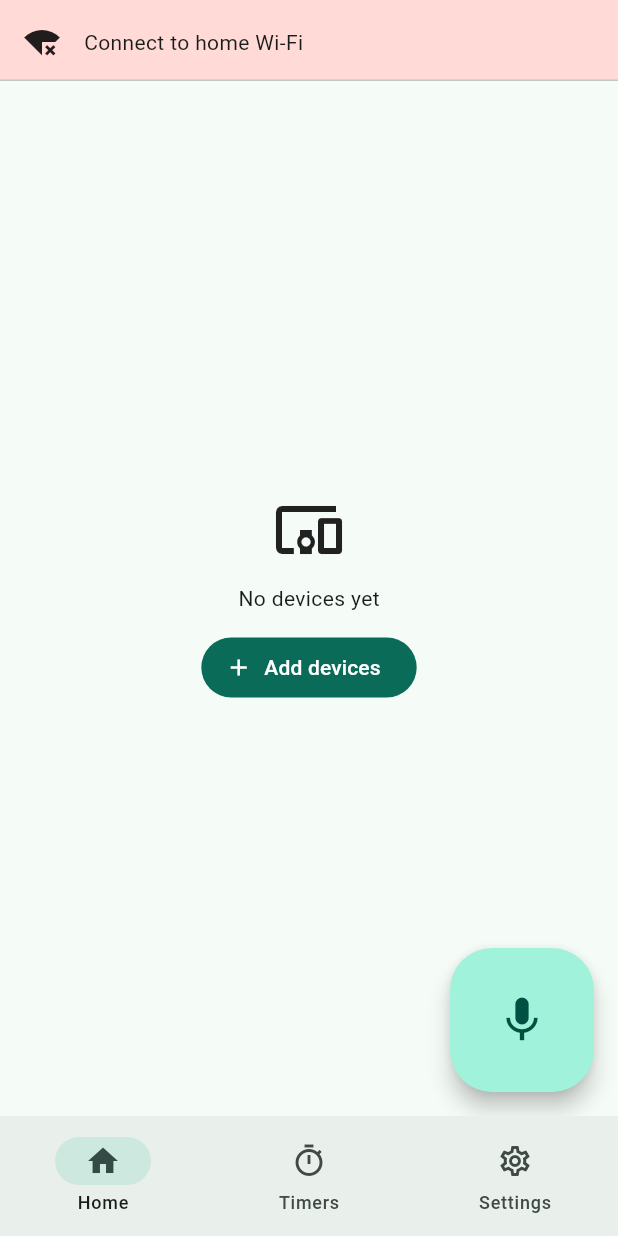
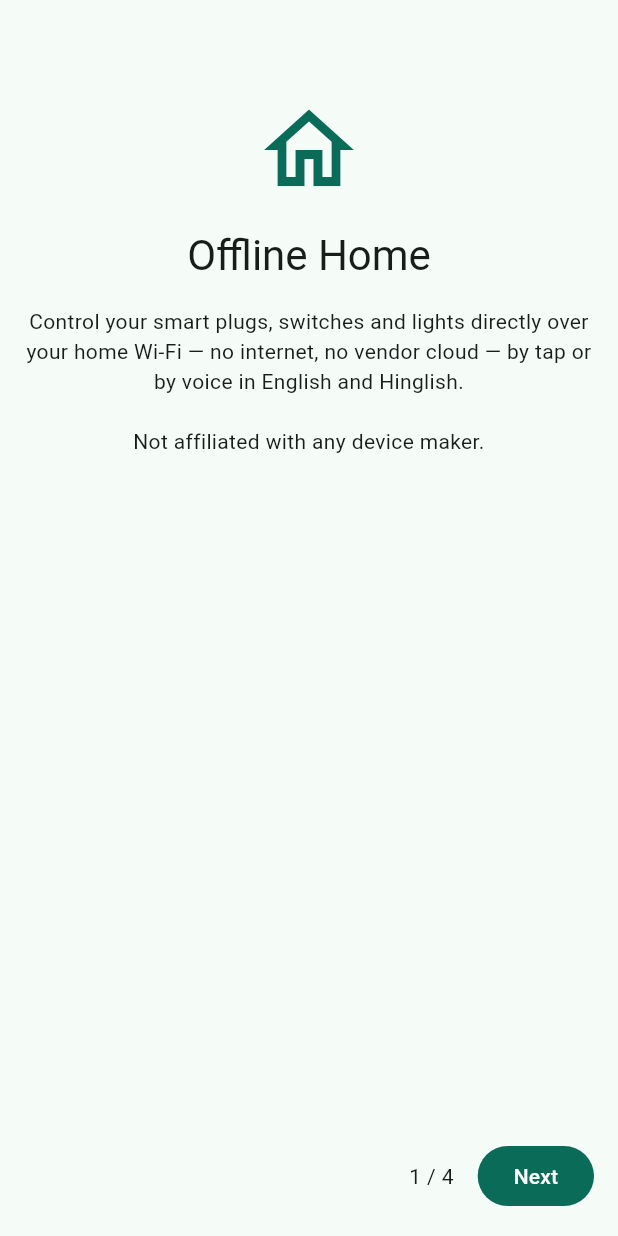
Before and after one commit to Harshdeep4295/home_directory, a Flutter app: the screen it shows after launch, on a phone screen of 412 x 824 dp. Run offline on Flutter 3.47's test engine with Material 3 defaults, Android fonts, the phone set to English and light mode, and no system bars; our stand-ins replace drift, file_picker, flutter_local_notifications, flutter_riverpod, flutter_secure_storage, flutter_tts and 4 more; missing offline and left inert: bonsoir, pointycastle; accounts and stored records are empty; generated files the repository leaves out were written again.

Commit message:
T5.8: Permissions + first-run
Co-Authored-By: Claude Opus 5.5 <noreply@anthropic.com>
Claude-Session: https://claude.ai/code/session_015GsQzmDUs5SBJwVv9MnAzC

```diff
--- a/app/lib/ui/app.dart
+++ b/app/lib/ui/app.dart
@@ -5,6 +5,7 @@ import 'package:flutter/material.dart';
 import 'package:flutter_riverpod/flutter_riverpod.dart';
 
 import 'providers.dart';
+import 'screens/first_run.dart';
 import 'screens/shell.dart';
 import 'theme.dart';
 
@@ -61,7 +62,11 @@ class _OfflineHomeAppState extends ConsumerState<OfflineHomeApp> {
       title: 'Offline Home',
       theme: AppTheme.light(),
       darkTheme: AppTheme.dark(),
-      home: const Shell(),
+      home: switch (ref.watch(onboardedProvider)) {
+        AsyncData(value: true) => const Shell(),
+        AsyncData() => const FirstRunFlow(),
+        _ => const Scaffold(body: Center(child: CircularProgressIndicator())),
+      },
     );
   }
 }
--- /dev/null
+++ b/app/lib/ui/screens/first_run.dart
@@ -0,0 +1,230 @@
+import 'dart:async';
+import 'dart:io';
+
+import 'package:flutter/material.dart';
+import 'package:flutter_riverpod/flutter_riverpod.dart';
+
+import '../../app/services.dart';
+import '../../onboarding/permissions.dart';
+import '../../voice/stt_service.dart';
+import '../providers.dart';
+import 'add_devices_screen.dart';
+
+final permissionsProvider = Provider<PermissionsService>((ref) {
+  final s = ref.watch(servicesProvider);
+  return PlatformPermissions(
+    s.platform,
+    s.stt,
+    s.phoneAlarms ?? NoopPhoneAlarms(),
+  );
+});
+
+final onboardedProvider = FutureProvider<bool>(
+  (ref) => ref.watch(servicesProvider).appSettings.onboarded(),
+);
+
+/// First run (T5.8, PSEUDOCODE §0.1): welcome → permissions → offline speech model →
+/// add devices.
+class FirstRunFlow extends ConsumerStatefulWidget {
+  const FirstRunFlow({super.key, this.isIOS});
+  final bool? isIOS;
+
+  @override
+  ConsumerState<FirstRunFlow> createState() => _FirstRunFlowState();
+}
+
+class _FirstRunFlowState extends ConsumerState<FirstRunFlow> {
+  int _step = 0;
+  final Map<PermissionKind, PermissionStatus> _status = {};
+  SttCapabilities? _caps;
+
+  bool get _ios => widget.isIOS ?? Platform.isIOS;
+
+  static const _labels = {
+    PermissionKind.localNetwork: (
+      'Local network',
+      'To find and control devices on your Wi-Fi',
+    ),
+    PermissionKind.microphone: (
+      'Microphone & speech',
+      'Only while you hold the mic; audio stays on the phone',
+    ),
+    PermissionKind.notifications: (
+      'Notifications',
+      'For timers that run on the phone',
+    ),
+    PermissionKind.exactAlarms: (
+      'Alarms & reminders',
+      'So phone timers fire on time',
+    ),
+  };
+
+  Future<void> _finish() async {
+    await ref.read(servicesProvider).appSettings.setOnboarded(true);
+    ref.invalidate(onboardedProvider);
+  }
+
+  Future<void> _request(PermissionKind k) async {
+    final s = await ref.read(permissionsProvider).request(k);
+    if (mounted) setState(() => _status[k] = s);
+  }
+
+  Future<void> _checkSpeech() async {
+    final c = await ref.read(servicesProvider).stt?.capabilities();
+    if (mounted) setState(() => _caps = c);
+  }
+
+  @override
+  Widget build(BuildContext context) {
+    final theme = Theme.of(context);
+    final pages = <Widget>[
+      _Page(
+        icon: Icons.home_outlined,
+        title: 'Offline Home',
+        body:
+            'Control your smart plugs, switches and lights directly over your home Wi-Fi — '
+            'no internet, no vendor cloud — by tap or by voice in English and Hinglish.\n\n'
+            'Not affiliated with any device maker.',
+      ),
+      Column(
+        children: [
+          const _Header(
+            'Permissions',
+            'Allow what you need. You can change these later in the phone settings.',
+          ),
+          for (final k in ref.watch(permissionsProvider).needed)
+            ListTile(
+              title: Text(_labels[k]!.$1),
+              subtitle: Text(_labels[k]!.$2),
+              trailing: switch (_status[k]) {
+                PermissionStatus.granted || PermissionStatus.notNeeded =>
+                  const Icon(Icons.check_circle, color: Colors.green),
+                PermissionStatus.denied => TextButton(
+                  onPressed: () => _request(k),
+                  child: const Text('Try again'),
+                ),
+                _ => FilledButton.tonal(
+                  onPressed: () => _request(k),
+                  child: const Text('Allow'),
+                ),
+              },
+            ),
+        ],
+      ),
+      Column(
+        crossAxisAlignment: CrossAxisAlignment.start,
+        children: [
+          const _Header(
+            'Offline speech',
+            'Voice commands are recognised on the phone. It needs the offline language model once.',
+          ),
+          ListTile(
+            title: Text(
+              _caps == null
+                  ? 'Not checked yet'
+                  : _caps!.available
+                  ? 'Languages on this phone: ${_caps!.locales.where((l) => l.startsWith('en') || l.startsWith('hi')).join(', ')}'
+                  : 'Speech recognition is not available',
+            ),
+            trailing: TextButton(
+              onPressed: _checkSpeech,
+              child: const Text('Check'),
+            ),
+          ),
+          Padding(
+            padding: const EdgeInsets.all(16),
+            child: Text(
+              _ios
+                  ? 'iPhone: Settings → General → Keyboard → turn on Dictation, and add English (India) '
+                        'and Hindi under Dictation Languages while online. On-device recognition then works offline.'
+                  : 'Android: Settings → Google → Speech (or "Offline speech recognition") → download '
+                        'English (India) and Hindi while online.',
+              style: theme.textTheme.bodyMedium,
+            ),
+          ),
+        ],
+      ),
+      Column(
+        children: [
+          const _Header(
+            'Add your devices',
+            'Scan the Wi-Fi now, or later from Settings.',
+          ),
+          FilledButton.icon(
+            onPressed: () => Navigator.of(context).push(
+              MaterialPageRoute<void>(builder: (_) => const AddDevicesScreen()),
+            ),
+            icon: const Icon(Icons.radar),
+            label: const Text('Scan for devices'),
+          ),
+        ],
+      ),
+    ];
+    final last = _step == pages.length - 1;
+    return Scaffold(
+      body: SafeArea(
+        child: SingleChildScrollView(
+          padding: const EdgeInsets.all(16),
+          child: pages[_step],
+        ),
+      ),
+      bottomNavigationBar: SafeArea(
+        child: Padding(
+          padding: const EdgeInsets.all(16),
+          child: Row(
+            children: [
+              if (_step > 0)
+                TextButton(
+                  onPressed: () => setState(() => _step--),
+                  child: const Text('Back'),
+                ),
+              const Spacer(),
+              Text('${_step + 1} / ${pages.length}'),
+              const SizedBox(width: 16),
+              FilledButton(
+                onPressed: last ? _finish : () => setState(() => _step++),
+                child: Text(last ? 'Done' : 'Next'),
+              ),
+            ],
+          ),
+        ),
+      ),
+    );
+  }
+}
+
+class _Header extends StatelessWidget {
+  const _Header(this.title, this.body);
+  final String title;
+  final String body;
+  @override
+  Widget build(BuildContext context) => Padding(
+    padding: const EdgeInsets.only(bottom: 12),
+    child: Column(
+      crossAxisAlignment: CrossAxisAlignment.start,
+      children: [
+        Text(title, style: Theme.of(context).textTheme.headlineSmall),
+        const SizedBox(height: 8),
+        Text(body),
+      ],
+    ),
+  );
+}
+
+class _Page extends StatelessWidget {
+  const _Page({required this.icon, required this.title, required this.body});
+  final IconData icon;
+  final String title;
+  final String body;
+  @override
+  Widget build(BuildContext context) => Column(
+    children: [
+      const SizedBox(height: 48),
+      Icon(icon, size: 72, color: Theme.of(context).colorScheme.primary),
+      const SizedBox(height: 16),
+      Text(title, style: Theme.of(context).textTheme.headlineMedium),
+      const SizedBox(height: 16),
+      Text(body, textAlign: TextAlign.center),
+    ],
+  );
+}
```
Also changed, not shown: app/lib/app/services.dart (+6 -2 lines), app/lib/onboarding/permissions.dart (added, +85 -0 lines), 4 other files.
